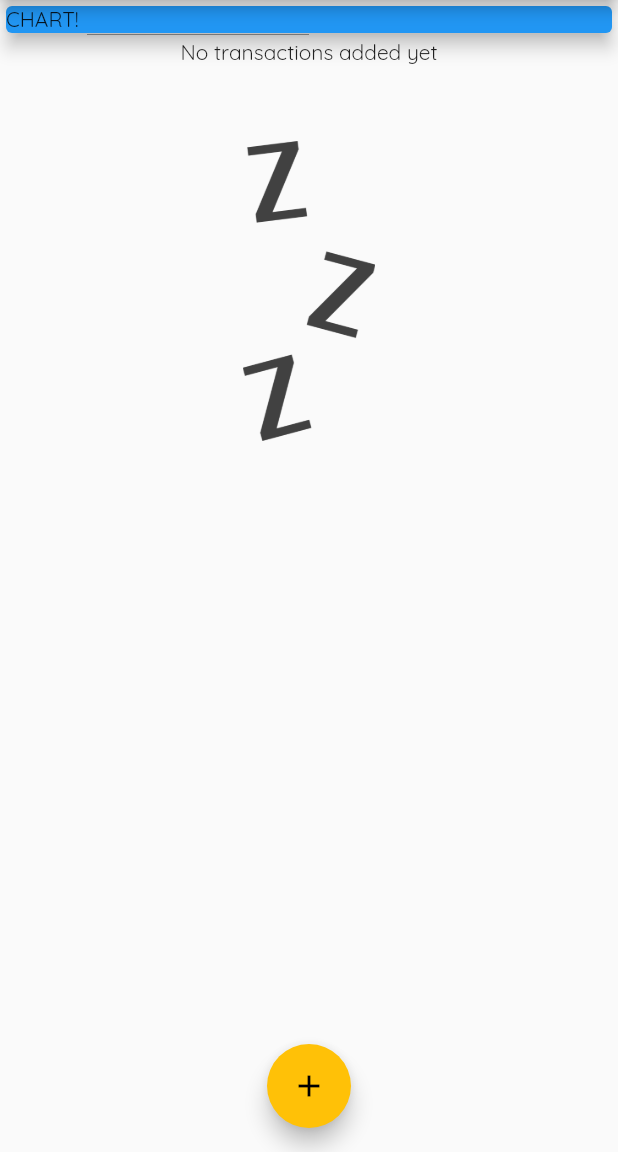
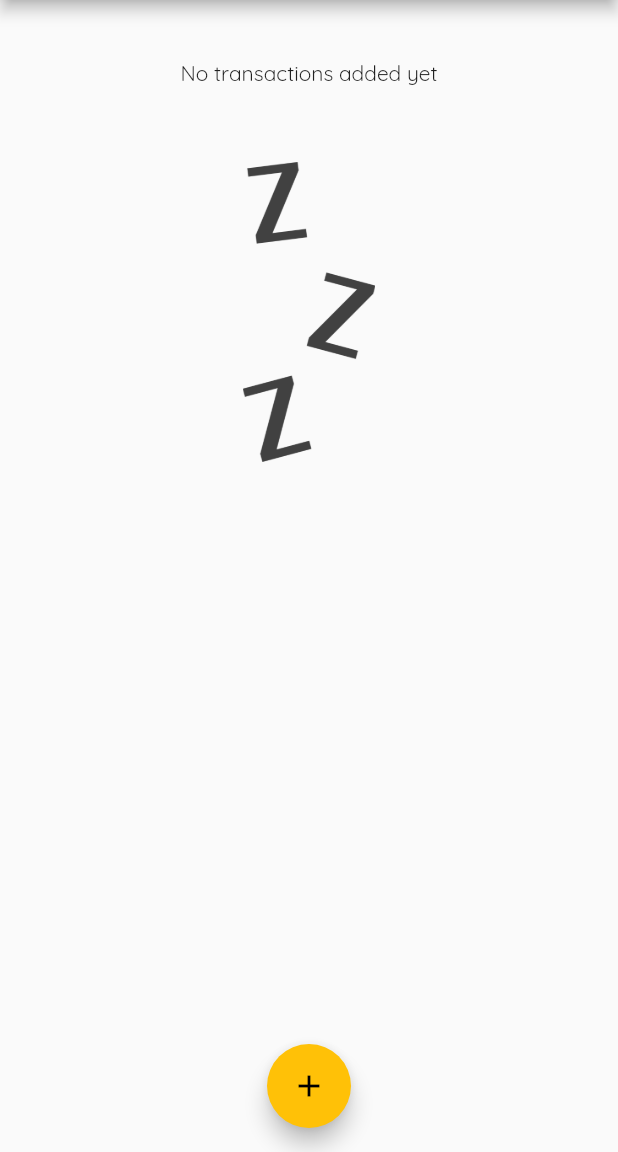
Before and after one commit to lukasmyth96/flutter_expense_tracker, a Flutter app: the screen it shows after launch, on a phone screen of 412 x 824 dp, the part 84-1236 px from its top. Run offline on Flutter 3.47's test engine with Material 2 defaults, Android fonts, the phone set to English and light mode, and no system bars.

Commit message:
hooked up chart in main.dart - learned about .where method on list which is equivilent to filter

```diff
--- a/lib/main.dart
+++ b/lib/main.dart
@@ -2,6 +2,7 @@ import 'package:flutter/material.dart';
 
 import './widgets/new_transaction_form.dart';
 import './widgets/transaction_list.dart';
+import './widgets/chart.dart';
 import './models/transaction.dart';
 
 void main() => runApp(MyApp());
@@ -12,10 +13,9 @@ class MyApp extends StatelessWidget {
     return MaterialApp(
       title: 'Expense Tracker',
       theme: ThemeData(
-        primarySwatch: Colors.purple,
-        accentColor: Colors.amber,
-        fontFamily: "Quicksand"
-        ),
+          primarySwatch: Colors.purple,
+          accentColor: Colors.amber,
+          fontFamily: "Quicksand"),
       home: MyHomePage(),
     );
   }
@@ -43,6 +43,12 @@ class _MyHomePageState extends State<MyHomePage> {
     //   date: DateTime.now(),
     // ),
   ];
+
+  List<Transaction> get _recentTrasactions {
+    return _userTransactions
+        .where((tx) => tx.date.isAfter(DateTime.now().subtract(Duration(days: 7))))
+        .toList();
+  }
 
   void _addNewTransaction(String txTitle, double txAmount) {
     final newTx = Transaction(
@@ -87,14 +93,7 @@ class _MyHomePageState extends State<MyHomePage> {
           // mainAxisAlignment: MainAxisAlignment.start,
           crossAxisAlignment: CrossAxisAlignment.stretch,
           children: <Widget>[
-            Container(
-              width: double.infinity,
-              child: Card(
-                color: Colors.blue,
-                child: Text('CHART!'),
-                elevation: 5,
-              ),
-            ),
+            Chart(_recentTrasactions),
             TransactionList(_userTransactions),
           ],
         ),
```
